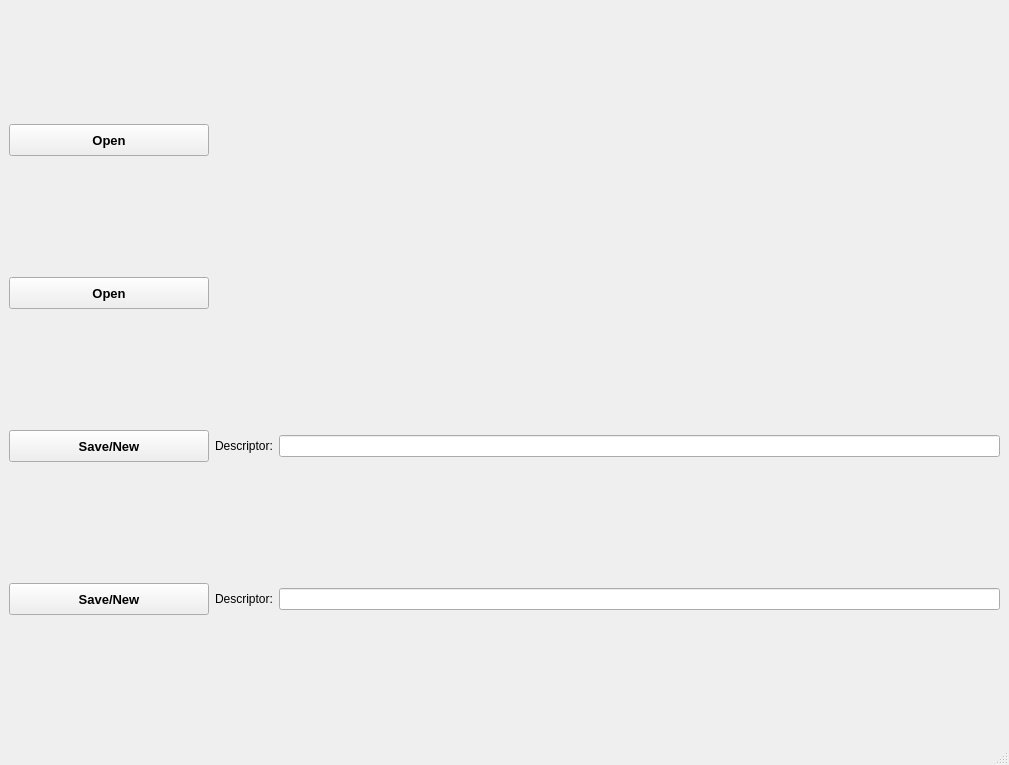
Before: the Qt Designer form src/jukeboxcore/addons/genesis/genesis.ui in JukeboxPipeline/jukebox-core, drawn with Qt 5.
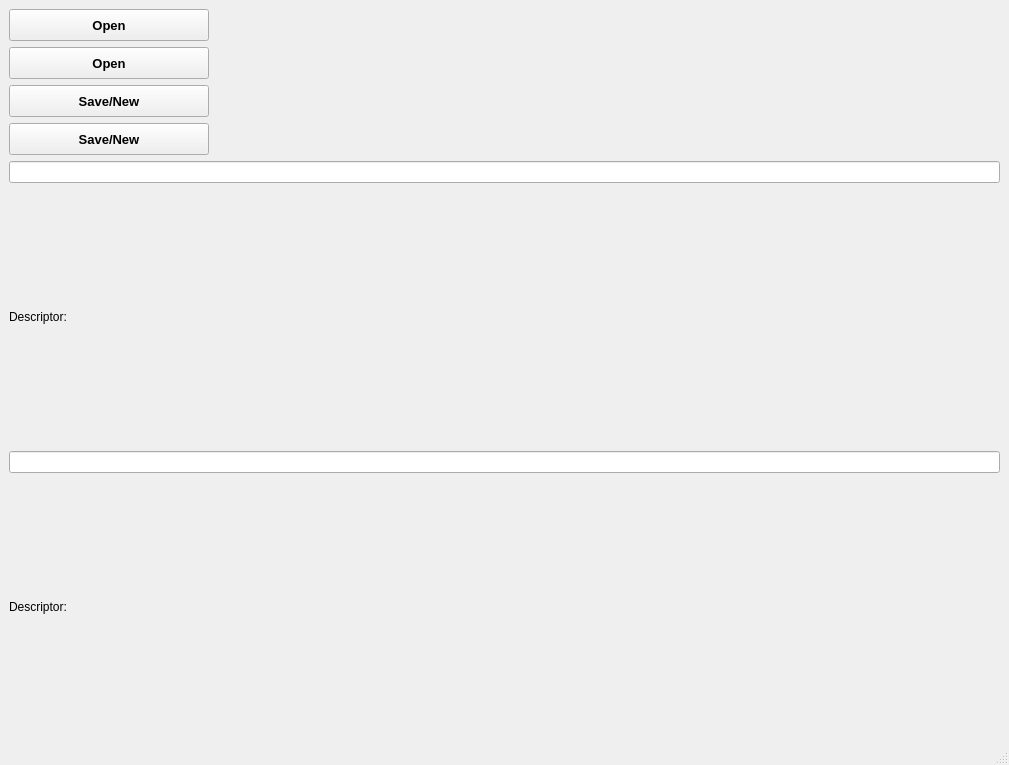
After: the same form once the commit is applied.

```diff
--- a/src/jukeboxcore/addons/genesis/genesis.ui
+++ b/src/jukeboxcore/addons/genesis/genesis.ui
@@ -68,8 +68,6 @@
      </widget>
     </item>
     <item>
-     <layout class="QHBoxLayout" name="shot_new_hbox">
-      <item>
        <widget class="QPushButton" name="shot_save_pb">
         <property name="minimumSize">
          <size>
@@ -96,20 +94,6 @@
        </widget>
       </item>
       <item>
-       <widget class="QLabel" name="shot_descriptor_lb">
-        <property name="text">
-         <string>Descriptor:</string>
-        </property>
-       </widget>
-      </item>
-      <item>
-       <widget class="QLineEdit" name="shot_descriptor_le"/>
-      </item>
-     </layout>
-    </item>
-    <item>
-     <layout class="QHBoxLayout" name="asset_new_hbox">
-      <item>
        <widget class="QPushButton" name="asset_save_pb">
         <property name="minimumSize">
          <size>
@@ -135,17 +119,25 @@
         </property>
        </widget>
       </item>
-      <item>
-       <widget class="QLabel" name="asset_descriptor_lb">
-        <property name="text">
-         <string>Descriptor:</string>
-        </property>
-       </widget>
-      </item>
       <item>
        <widget class="QLineEdit" name="asset_descriptor_le"/>
       </item>
-     </layout>
+    <item>
+     <widget class="QLabel" name="asset_descriptor_lb">
+      <property name="text">
+       <string>Descriptor:</string>
+      </property>
+     </widget>
+    </item>
+    <item>
+     <widget class="QLineEdit" name="shot_descriptor_le"/>
+    </item>
+    <item>
+     <widget class="QLabel" name="shot_descriptor_lb">
+      <property name="text">
+       <string>Descriptor:</string>
+      </property>
+     </widget>
     </item>
    </layout>
   </widget>
```
Lines whose indentation alone changed are shown as unchanged.
